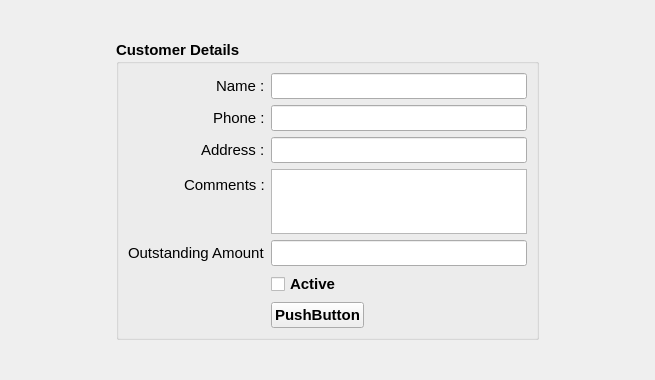
This is estorecpp/addcustomer.ui in Watti/estorecpp as Qt 5 draws it before an edit. The edited form follows.
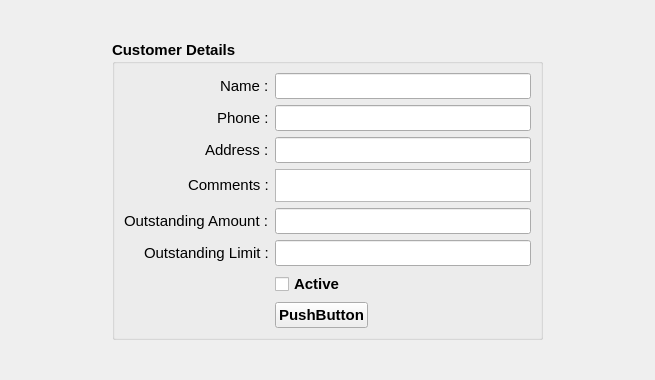
This is the edited form.

Commit message: partially implemented customer outstanding limit

```diff
--- a/estorecpp/addcustomer.ui
+++ b/estorecpp/addcustomer.ui
@@ -152,7 +152,7 @@
         </property>
        </widget>
       </item>
-      <item row="5" column="0">
+      <item row="6" column="0">
        <spacer name="horizontalSpacer_3">
         <property name="orientation">
          <enum>Qt::Horizontal</enum>
@@ -165,14 +165,14 @@
         </property>
        </spacer>
       </item>
-      <item row="5" column="1">
+      <item row="6" column="1">
        <widget class="QCheckBox" name="active">
         <property name="text">
          <string>Active</string>
         </property>
        </widget>
       </item>
-      <item row="6" column="0">
+      <item row="7" column="0">
        <spacer name="horizontalSpacer">
         <property name="orientation">
          <enum>Qt::Horizontal</enum>
@@ -185,7 +185,7 @@
         </property>
        </spacer>
       </item>
-      <item row="6" column="1">
+      <item row="7" column="1">
        <layout class="QHBoxLayout" name="horizontalLayout">
         <item>
          <widget class="QPushButton" name="button">
@@ -218,13 +218,29 @@
          </font>
         </property>
         <property name="text">
-         <string>Outstanding Amount</string>
+         <string>Outstanding Amount :</string>
         </property>
        </widget>
       </item>
       <item row="4" column="1">
        <widget class="QLineEdit" name="outstandingAmount"/>
       </item>
+      <item row="5" column="1">
+       <widget class="QLineEdit" name="outstandingLimit"/>
+      </item>
+      <item row="5" column="0">
+       <widget class="QLabel" name="label_6">
+        <property name="font">
+         <font>
+          <weight>50</weight>
+          <bold>false</bold>
+         </font>
+        </property>
+        <property name="text">
+         <string>Outstanding Limit :</string>
+        </property>
+       </widget>
+      </item>
      </layout>
     </widget>
    </item>
```
The commit also changes 7 other files.
